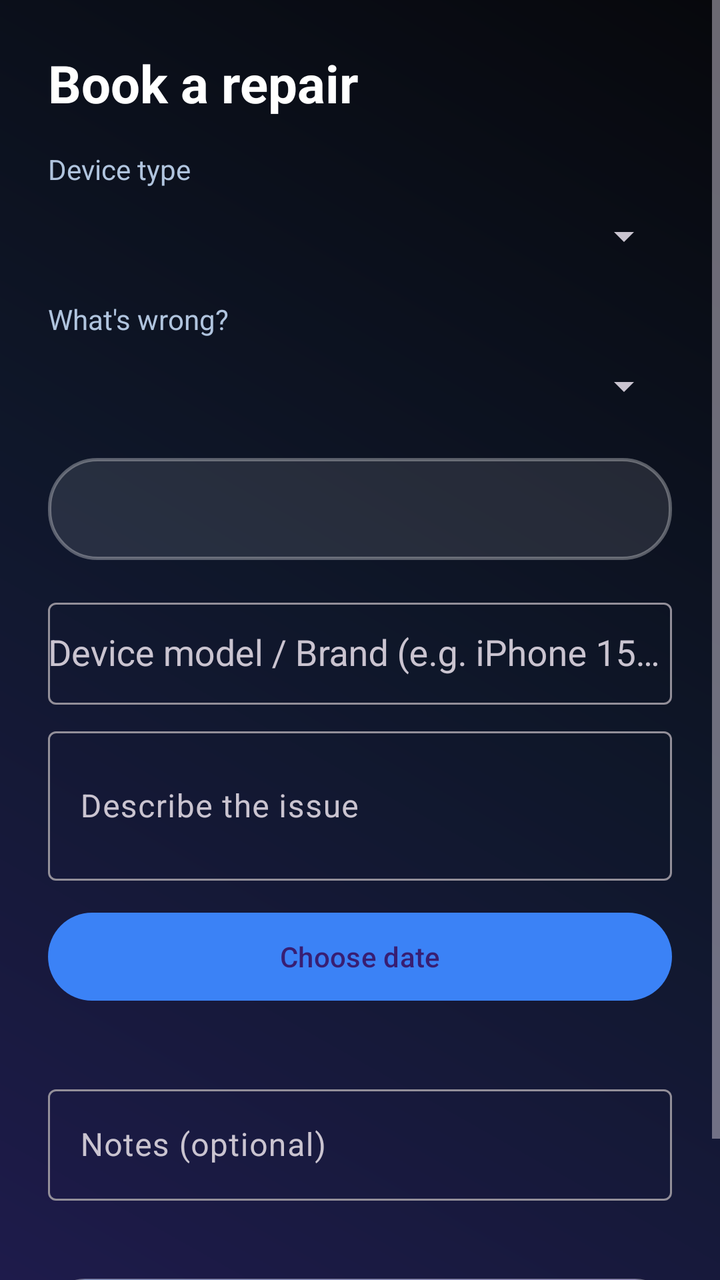
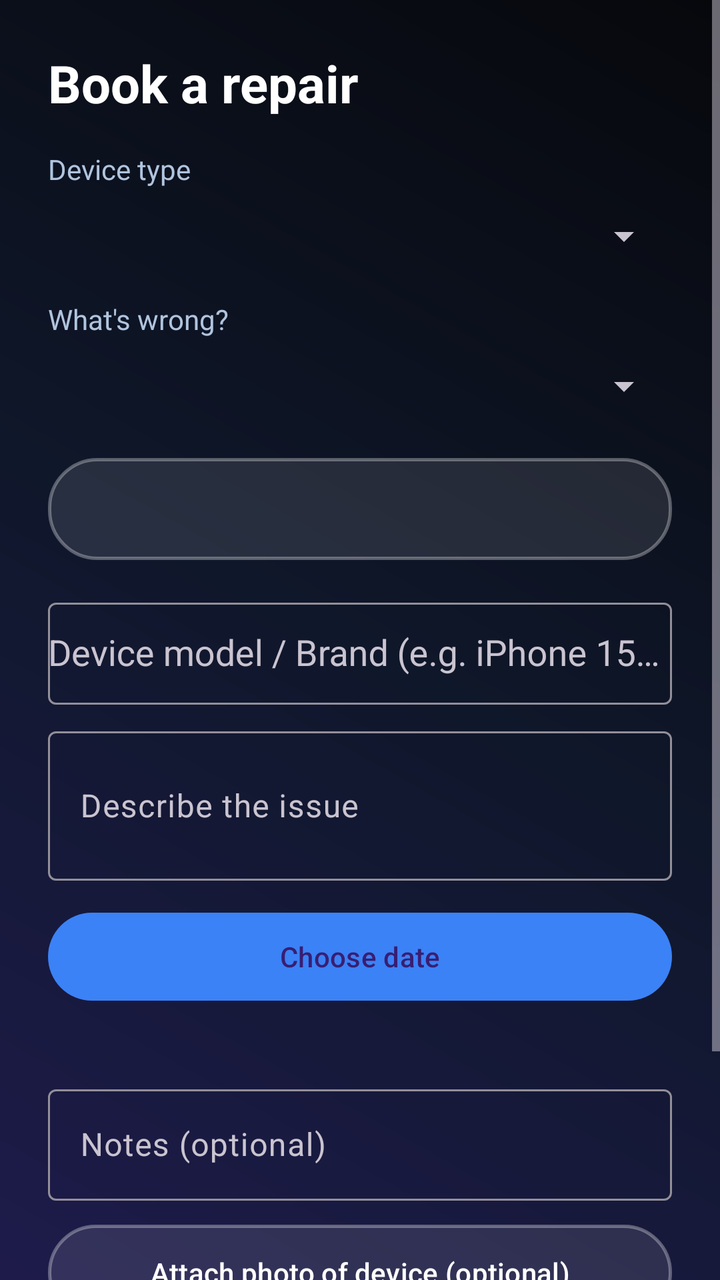

Compare the two renders of this Android layout. The source of the first and the diff that turns it into the second are given below.
<!-- AndroidManifest.xml: application theme Theme.RepairMate -->
<!-- res/layout/activity_book.xml -->
<?xml version="1.0" encoding="utf-8"?>
<ScrollView xmlns:android="http://schemas.android.com/apk/res/android"
    xmlns:app="http://schemas.android.com/apk/res-auto"
    android:layout_width="match_parent" android:layout_height="match_parent" android:fitsSystemWindows="true">
    <LinearLayout android:layout_width="match_parent" android:layout_height="wrap_content"
        android:orientation="vertical" android:padding="24dp">

        <TextView style="@style/Heading" android:text="Book a repair" />
        <TextView style="@style/Body" android:text="Device type" android:layout_marginTop="16dp" />
        <Spinner android:id="@+id/spDevice" android:layout_width="match_parent" android:layout_height="48dp" />
        <TextView style="@style/Body" android:text="What's wrong?" android:layout_marginTop="8dp" />
        <Spinner android:id="@+id/spIssue" android:layout_width="match_parent" android:layout_height="48dp" />

        <TextView android:id="@+id/tvEstimate" style="@style/Body" android:textColor="@color/qf_white"
            android:layout_width="match_parent" android:layout_height="wrap_content"
            android:padding="16dp" android:layout_marginTop="12dp" android:background="@drawable/bg_glass_card" />

        <com.google.android.material.textfield.TextInputLayout style="@style/Widget.Material3.TextInputLayout.OutlinedBox"
            android:layout_width="match_parent" android:layout_height="wrap_content" android:layout_marginTop="16dp" android:hint="Device model / Brand (e.g. iPhone 15 Pro, Galaxy S23)">

            <AutoCompleteTextView
                android:id="@+id/etModel"
                android:layout_width="match_parent"
                android:layout_height="51dp"
                android:inputType="text"
                android:maxLines="1"
                android:textColor="@color/qf_white" />
        </com.google.android.material.textfield.TextInputLayout>

        <com.google.android.material.textfield.TextInputLayout style="@style/Widget.Material3.TextInputLayout.OutlinedBox"
            android:layout_width="match_parent" android:layout_height="wrap_content" android:layout_marginTop="8dp" android:hint="Describe the issue">
            <com.google.android.material.textfield.TextInputEditText android:id="@+id/etDescription"
                android:layout_width="match_parent" android:layout_height="wrap_content" android:inputType="textMultiLine" android:minLines="2" />
        </com.google.android.material.textfield.TextInputLayout>

        <Button android:id="@+id/btnDate" android:layout_width="match_parent" android:layout_height="52dp"
            android:layout_marginTop="12dp" android:text="Choose date" android:textAllCaps="false" />
        <TextView android:id="@+id/tvSlotsHint" style="@style/Body" android:layout_marginTop="8dp" />
        <com.google.android.material.chip.ChipGroup android:id="@+id/chipSlots"
            android:layout_width="match_parent" android:layout_height="wrap_content" app:singleSelection="true" />

        <com.google.android.material.textfield.TextInputLayout style="@style/Widget.Material3.TextInputLayout.OutlinedBox"
            android:layout_width="match_parent" android:layout_height="wrap_content" android:layout_marginTop="8dp" android:hint="Notes (optional)">
            <com.google.android.material.textfield.TextInputEditText android:id="@+id/etNotes"
                android:layout_width="match_parent" android:layout_height="wrap_content" android:inputType="textMultiLine" />
        </com.google.android.material.textfield.TextInputLayout>

        <TextView android:id="@+id/tvError" style="@style/Body" android:textColor="#FF8A80" android:layout_marginTop="8dp" />
        <ProgressBar android:id="@+id/progress" android:layout_width="wrap_content" android:layout_height="wrap_content"
            android:layout_gravity="center" android:visibility="gone" />
        <Button android:id="@+id/btnSubmit" android:layout_width="match_parent" android:layout_height="56dp"
            android:layout_marginTop="12dp" android:text="Confirm booking" android:background="@drawable/bg_button"
            app:backgroundTint="@null" android:textColor="@color/qf_white" android:textAllCaps="false" />
    </LinearLayout>
</ScrollView>
<!-- resources referenced by this layout -->
<resources>
  <color name="qf_white">#FFFFFF</color>
  <!-- drawable bg_button (drawable) -->
  <shape xmlns:android="http://schemas.android.com/apk/res/android">
      <gradient android:angle="45"
          android:startColor="#3B82F6"
          android:endColor="#8B5CF6" />
      <stroke android:width="1dp" android:color="#60FFFFFF" />
      <corners android:radius="18dp" />
  </shape>
  <!-- drawable bg_glass_card (drawable) -->
  <shape xmlns:android="http://schemas.android.com/apk/res/android">
      <solid android:color="#1AFFFFFF" />
      <stroke android:width="1.5dp" android:color="#50FFFFFF" />
      <corners android:radius="24dp" />
  </shape>
  <style name="Body">
          <item name="android:layout_width">wrap_content</item>
          <item name="android:layout_height">wrap_content</item>
          <item name="android:textColor">@color/qf_muted</item>
          <item name="android:textSize">14sp</item>
          <item name="android:windowAnimationStyle">@style/WindowAnim</item>
      </style>
  <style name="Heading">
          <item name="android:layout_width">wrap_content</item>
          <item name="android:layout_height">wrap_content</item>
          <item name="android:textColor">@color/qf_white</item>
          <item name="android:textSize">26sp</item>
          <item name="android:textStyle">bold</item>
      </style>
  <style name="Theme.RepairMate" parent="Theme.Material3.Dark.NoActionBar">
          <item name="colorPrimary">@color/qf_blue</item>
          <item name="colorSecondary">@color/qf_purple</item>
          <item name="colorTertiary">@color/qf_cyan</item>
          <item name="android:windowBackground">@drawable/bg_app</item>
          <item name="android:statusBarColor">@android:color/transparent</item>
          <item name="android:navigationBarColor">@android:color/transparent</item>
          <item name="android:textColorPrimary">@color/qf_white</item>
      </style>
  <color name="qf_muted">#B0C4DE</color>
  <style name="WindowAnim" parent="@android:style/Animation.Activity">
          <item name="android:activityOpenEnterAnimation">@anim/slide_in_right</item>
          <item name="android:activityOpenExitAnimation">@anim/slide_out_left</item>
          <item name="android:activityCloseEnterAnimation">@anim/slide_in_left</item>
          <item name="android:activityCloseExitAnimation">@anim/slide_out_right</item>
      </style>
  <color name="qf_blue">#3B82F6</color>
  <color name="qf_purple">#8B5CF6</color>
  <color name="qf_cyan">#06B6D4</color>
  <!-- drawable bg_app (drawable) -->
  <shape xmlns:android="http://schemas.android.com/apk/res/android">
      <gradient android:angle="225" android:type="linear"
          android:startColor="#07080C"
          android:centerColor="#0F172A"
          android:endColor="#1E1B4B" />
  </shape>
</resources>

<!-- the commit's change to res/layout/activity_book.xml (unified diff, before → after) -->
@@ -45,6 +45,14 @@
                 android:layout_width="match_parent" android:layout_height="wrap_content" android:inputType="textMultiLine" />
         </com.google.android.material.textfield.TextInputLayout>
 
+        <Button android:id="@+id/btnAddPhoto" android:layout_width="match_parent" android:layout_height="48dp"
+            android:layout_marginTop="12dp" android:text="Attach photo of device (optional)" android:textAllCaps="false"
+            android:background="@drawable/bg_glass_card" app:backgroundTint="@null" android:textColor="@color/qf_white" />
+
+        <ImageView android:id="@+id/ivDevicePhoto" android:layout_width="match_parent" android:layout_height="160dp"
+            android:layout_marginTop="8dp" android:scaleType="centerCrop" android:visibility="gone"
+            android:contentDescription="Device photo preview" android:background="@drawable/bg_glass_card" />
+
         <TextView android:id="@+id/tvError" style="@style/Body" android:textColor="#FF8A80" android:layout_marginTop="8dp" />
         <ProgressBar android:id="@+id/progress" android:layout_width="wrap_content" android:layout_height="wrap_content"
             android:layout_gravity="center" android:visibility="gone" />
